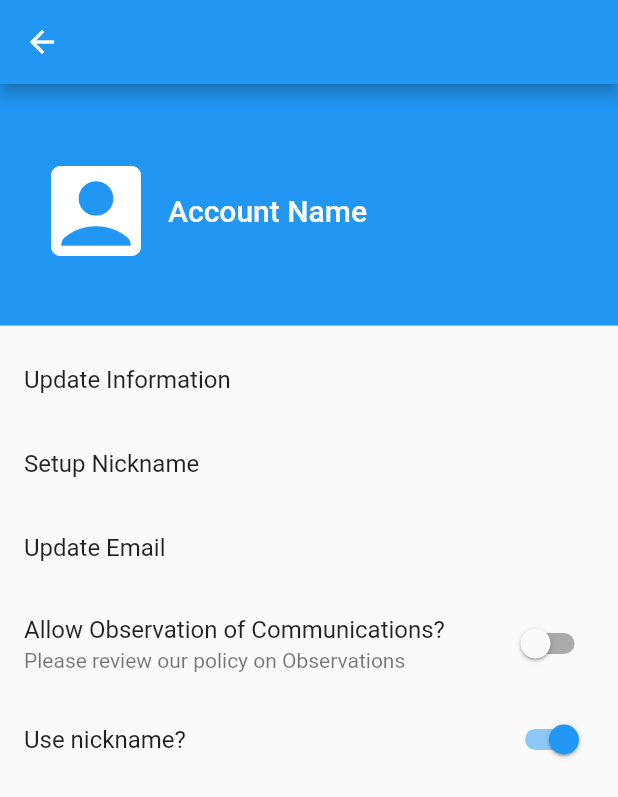
After one commit to MartinFlores751/vip_flutter, a Flutter app: the AccSettings screen opened directly, on a phone screen of 412 x 824 dp. The commit adds this screen. Shown: the top 797 px of the screen. Run offline on Flutter 3.47's test engine with Material 2 defaults, Android fonts, the phone set to English and light mode, and no system bars; our stand-ins replace fluttertoast.

Commit message:
added settings page

```diff
--- a/lib/logged_acc.dart
+++ b/lib/logged_acc.dart
@@ -1,4 +1,5 @@
 import 'package:flutter/material.dart';
+import 'settings.dart';
 
 class loggedAcc extends StatefulWidget {
   _loggedAccState createState() => _loggedAccState();
@@ -40,6 +41,15 @@ class _loggedAccState extends State<loggedAcc> {
                 Navigator.pop(context);
               },
             ),
+            ListTile(
+              title: Text('Preferences'),
+              onTap: () {
+                Navigator.push(
+                  context,
+                  MaterialPageRoute(builder: (context) => AccSettings()),
+                );
+              },
+            )
           ],
         ),
       ),
--- /dev/null
+++ b/lib/settings.dart
@@ -0,0 +1,82 @@
+import 'package:flutter/material.dart';
+
+class AccSettings extends StatefulWidget {
+  _AccSettingsState createState() => _AccSettingsState();
+}
+
+class _AccSettingsState extends State<AccSettings> {
+  @override
+  Widget build(BuildContext context) {
+    //WIP: change IconButton to FlatButton with an image as the child
+    var accIcon = IconButton(
+      icon: Icon(Icons.account_box),
+      color: Colors.white,
+      iconSize: 80,
+      onPressed: () {
+        //Change Profile Picture
+      }
+    );
+
+    return Scaffold(
+      appBar: AppBar(title: Text('')),
+      //WIP: Add factors that users would like to customize
+      //
+      //Tentative: Profile Picture, Set up Nickname (to hide private info), Consent to being recorded,
+      //           Update personal information,  update email
+      body: ListView(
+          padding: EdgeInsets.fromLTRB(0, 0, 0, 0),
+          children: <Widget>[
+            DrawerHeader(
+              child: Row(
+                children: [accIcon,
+                  Text('Account Name', style: new TextStyle(fontSize: 20, color: Colors.white),),
+                ],
+              ),
+              decoration: BoxDecoration(
+                color: Colors.blue,
+              ),
+            ),
+            ListTile(
+              title: Text('Update Information'),
+              onTap: () {
+                //WIP: Create page to update info of profile class
+                // Navigator.push(
+                //   context,
+                //   MaterialPageRoute(builder: (context) => UpdatePage()),
+                // );
+              },
+            ),
+            ListTile(
+              title: Text('Setup Nickname'),
+              onTap: () {
+                //WIP: Optional to have an extra layer of privacy
+                //     Once set, the user's name should be set as nickname
+              },
+            ),
+            ListTile(
+              title: Text('Update Email'),
+              onTap: () {
+                //WIP: Simple popup to edit email
+              },
+            ),
+            SwitchListTile(
+              title: Text('Allow Observation of Communications?'),
+              subtitle: Text('Please review our policy on Observations'),
+              //should be false by default! Respect their privacy
+              value: false,
+              onChanged: (bool newValue) {
+                //WIP: Show a pop up screen with Consent document and what we do with their information
+              },
+            ),
+            SwitchListTile(
+              title: Text('Use nickname?'),
+              value: true,
+              onChanged: (bool newValue) {
+                //WIP: Show a pop up screen with Consent document and what we do with their information
+              },
+            ),
+          ],
+        ),
+    );
+  }
+}
```
